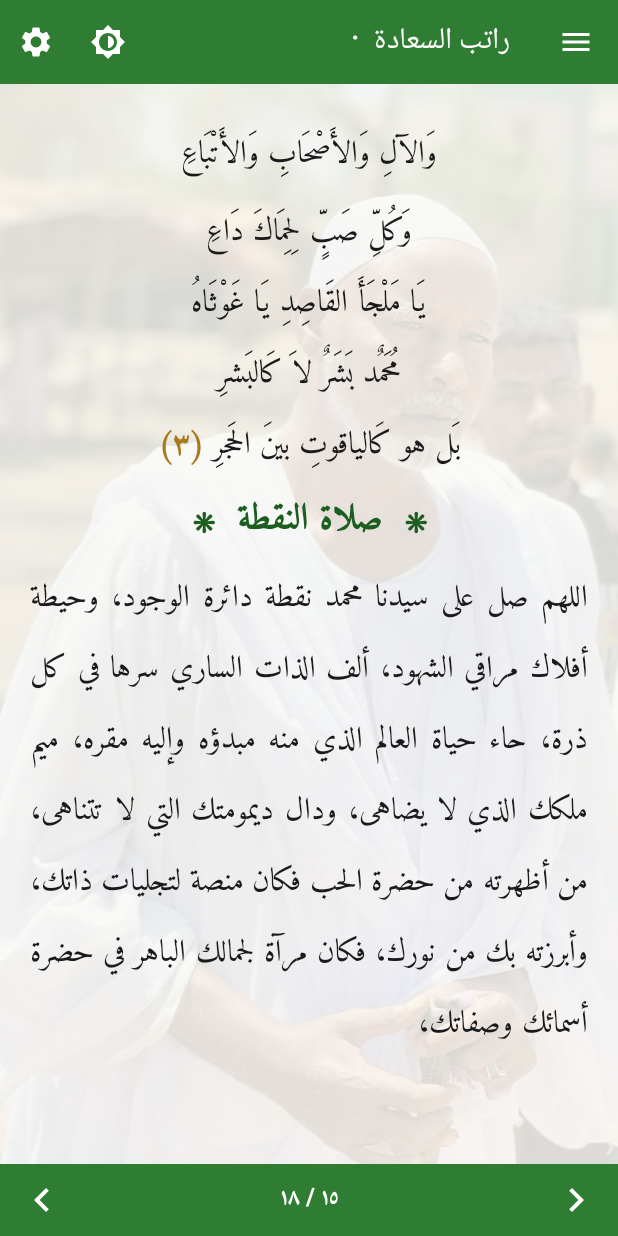
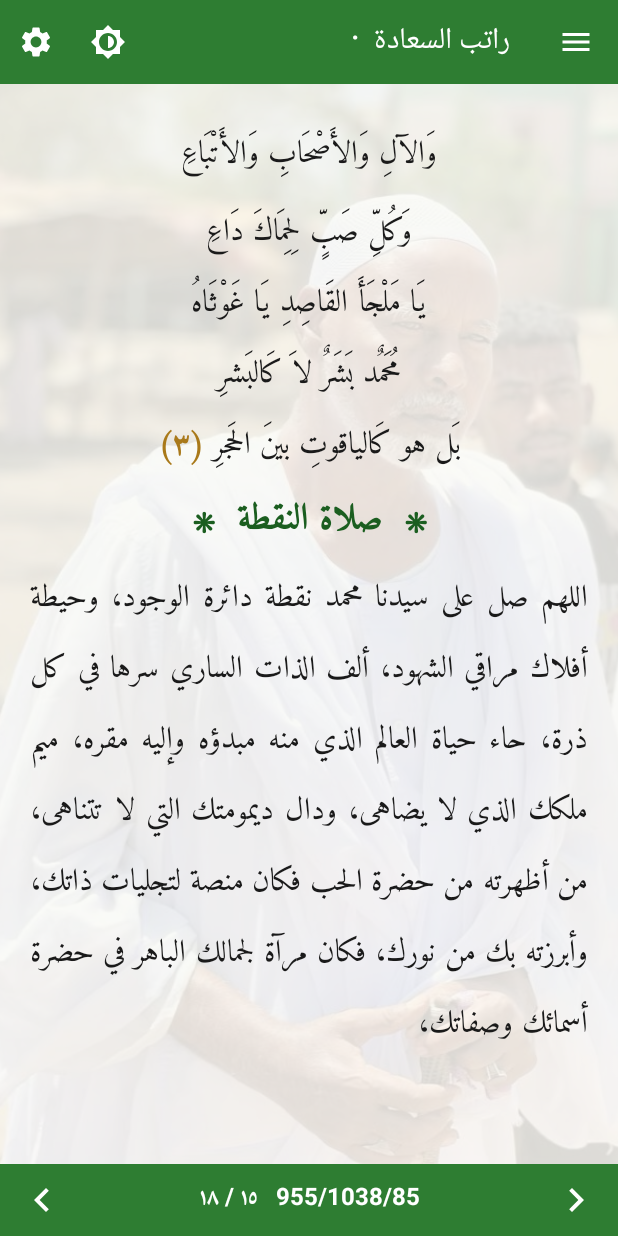
Before and after one commit to Mohamed-albadri-1995/trade-desk-data, an Android app: the MainActivity screen opened directly, with no data from a screen before it, on a phone screen of 412 x 824 dp. Run offline under Robolectric (Android 15) with nearby library versions, the phone set to English and light mode, and no system bars.

Commit message:
Show each page's used/available height while chasing the leftover space
Page fifteen still stops short of the footnote and I have adjusted the
numbers behind it three times from screenshots alone, each time reasoning
from an estimate of the device's line height and page height that turned out
not to match. Estimating is not converging, so the paginator now records what
it actually used and had available for each page, and the counter shows it as
used/room/line.

One screenshot of that page will say whether the room is being reserved
wrongly or the content is measuring larger than it draws. Comes out again
once the cause is known.

Co-Authored-By: Claude Opus 5 <noreply@anthropic.com>
Claude-Session: https://claude.ai/code/session_01LGQjT4mwJtavuvZWb4nuLc

```diff
--- a/ratib-app/app/src/main/java/com/ratib/saada/MainActivity.kt
+++ b/ratib-app/app/src/main/java/com/ratib/saada/MainActivity.kt
@@ -297,8 +297,12 @@ class MainActivity : AppCompatActivity() {
 
     private fun updateIndicator(position: Int) {
         val total = pagination?.pages?.size ?: 1
-        binding.pageIndicator.text =
-            getString(R.string.page_of, toArabicDigits(position + 1), toArabicDigits(total))
+        val counter = getString(R.string.page_of, toArabicDigits(position + 1), toArabicDigits(total))
+        // Temporary: how much of this page is used, how much it had, and the
+        // height of one line. Screenshots alone cannot tell me why a page stops
+        // short; these numbers can. Removed once the cause is found.
+        val fill = pagination?.fill?.getOrNull(position)
+        binding.pageIndicator.text = if (fill == null) counter else "$counter   $fill"
     }
 
     private fun toArabicDigits(n: Int): String {
--- a/ratib-app/app/src/main/java/com/ratib/saada/Paginator.kt
+++ b/ratib-app/app/src/main/java/com/ratib/saada/Paginator.kt
@@ -30,12 +30,14 @@ sealed class Block {
  * @param footnotes      footnote text pinned to the bottom of each page (null if none)
  * @param pageStartBlock  block index that begins each page
  * @param headingPage     heading block-index -> the page it lands on
+ * @param fill            per page: used/room/line, for diagnosing leftover space
  */
 data class Pagination(
     val pages: List<CharSequence>,
     val footnotes: List<CharSequence?>,
     val pageStartBlock: List<Int>,
-    val headingPage: Map<Int, Int>
+    val headingPage: Map<Int, Int>,
+    val fill: List<String> = emptyList()
 )
 
 /**
@@ -190,6 +192,7 @@ object Paginator {
         val pageFns = ArrayList<CharSequence?>()
         val pageStartBlock = ArrayList<Int>()
         val headingPage = HashMap<Int, Int>()
+        val pageFill = ArrayList<String>()
 
         var current = SpannableStringBuilder()
         var currentStart = -1
@@ -212,6 +215,11 @@ object Paginator {
 
         fun flush() {
             if (current.isNotEmpty()) {
+                // Recorded so the leftover at the foot of a page can be read off
+                // the device instead of guessed at from a screenshot.
+                pageFill.add(
+                    "${measure(current)}/${limit - reserve(currentFn, currentFnHeight)}/$oneLine"
+                )
                 pages.add(SpannableString(current))
                 pageFns.add(currentFn)
                 pageStartBlock.add(if (currentStart < 0) 0 else currentStart)
@@ -404,7 +412,8 @@ object Paginator {
         if (pages.isEmpty()) {
             pages.add(""); pageFns.add(null); pageStartBlock.add(0)
         }
+        while (pageFill.size < pages.size) pageFill.add("-")
 
-        return Pagination(pages, pageFns, pageStartBlock, headingPage)
+        return Pagination(pages, pageFns, pageStartBlock, headingPage, pageFill)
     }
 }
```
